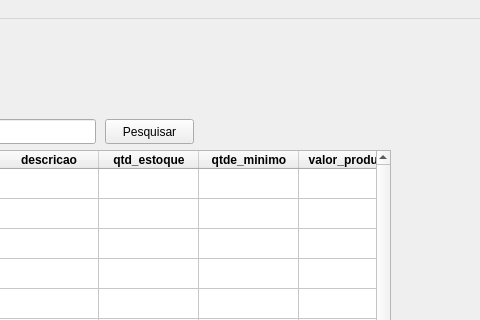
jessica-lemes/Projeto-Estoque, file Interface/consultaProdutos_.ui: the form before one commit; both pictures show x 245 to 725 and y 0 to 320 of the 725 by 462 pixel window.
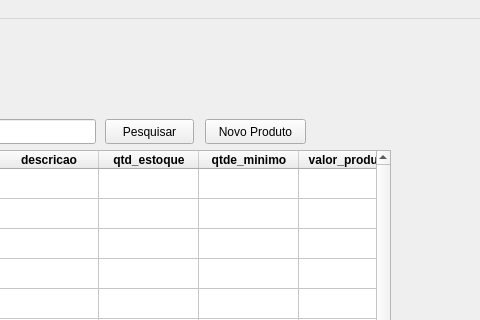
The form after the commit.

Commit message: integração de telas, home, cad_produtos e consulta_produtos

```diff
--- a/Interface/consultaProdutos_.ui
+++ b/Interface/consultaProdutos_.ui
@@ -204,6 +204,19 @@
      <string>Pesquisar</string>
     </property>
    </widget>
+   <widget class="QPushButton" name="btnNovo">
+    <property name="geometry">
+     <rect>
+      <x>450</x>
+      <y>100</y>
+      <width>101</width>
+      <height>25</height>
+     </rect>
+    </property>
+    <property name="text">
+     <string>Novo Produto</string>
+    </property>
+   </widget>
   </widget>
   <widget class="QMenuBar" name="menubar">
    <property name="geometry">
```
Left out of the diff: 2 changed lines with no effect on the pictures. The commit also changes 17 other files.
